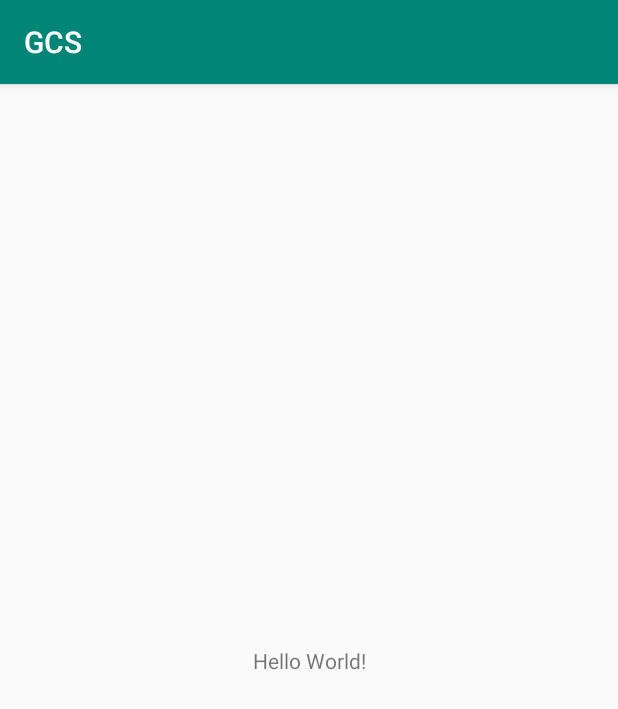
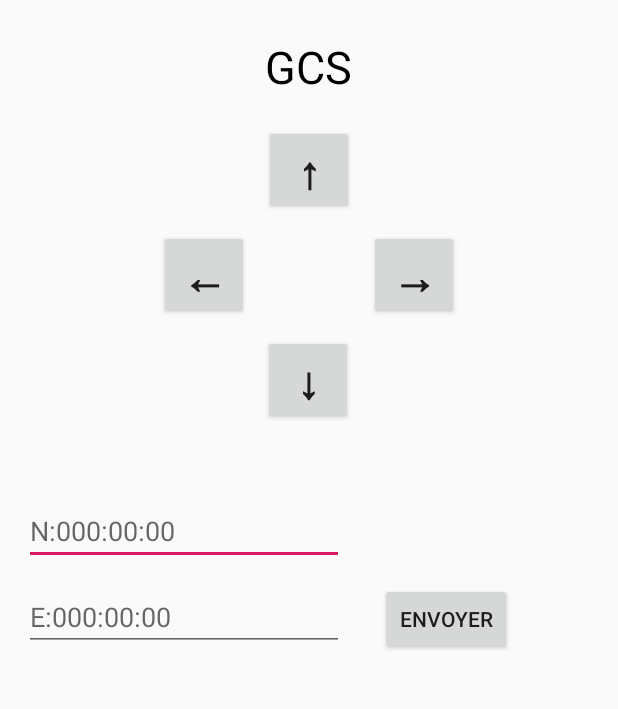
Before and after one commit to Kirsan98/Drone-GroundControleSystem-Mobile-App-, an Android app: the screen it shows after launch (MainActivity), on a phone screen of 412 x 824 dp. Shown: the top 709 px of the screen. Run offline under Robolectric (Android 15) with nearby library versions, the phone set to English and light mode, and no system bars.

Commit message:
structure de l'appli

```diff
--- a/GCS/app/src/main/AndroidManifest.xml
+++ b/GCS/app/src/main/AndroidManifest.xml
@@ -9,7 +9,7 @@
         android:roundIcon="@mipmap/ic_launcher_round"
         android:supportsRtl="true"
         android:theme="@style/AppTheme">
-        <activity android:name=".MainActivity">
+        <activity android:name=".MainActivity" android:screenOrientation="portrait">
             <intent-filter>
                 <action android:name="android.intent.action.MAIN" />
 
--- a/GCS/app/src/main/java/bordeaux/gcs/MainActivity.java
+++ b/GCS/app/src/main/java/bordeaux/gcs/MainActivity.java
@@ -3,12 +3,56 @@ package bordeaux.gcs;
 import androidx.appcompat.app.AppCompatActivity;
 
 import android.os.Bundle;
+import android.view.View;
+import android.widget.Button;
+import android.widget.TextView;
+import android.widget.Toast;
 
-public class MainActivity extends AppCompatActivity {
+public class MainActivity extends AppCompatActivity implements View.OnClickListener {
+    private Button leftButton, bottomButton, rightButton, topButton, flyToButton;
+    private TextView longitude, lattitude;
 
     @Override
     protected void onCreate(Bundle savedInstanceState) {
         super.onCreate(savedInstanceState);
         setContentView(R.layout.activity_main);
+        linkViewObjects();
+    }
+
+    private void linkViewObjects() {
+        leftButton = findViewById(R.id.leftButton);
+        leftButton.setOnClickListener(this);
+        bottomButton = findViewById(R.id.bottomButton);
+        bottomButton.setOnClickListener(this);
+        rightButton = findViewById(R.id.rightButton);
+        rightButton.setOnClickListener(this);
+        topButton = findViewById(R.id.topButton);
+        topButton.setOnClickListener(this);
+        flyToButton = findViewById(R.id.flyToButton);
+        flyToButton.setOnClickListener(this);
+    }
+
+
+    @Override
+    public void onClick(View v) {
+        String buttonPressed = "";
+        switch (v.getId()) {
+            case R.id.leftButton:
+                buttonPressed = "Gauche";
+                break;
+            case R.id.bottomButton:
+                buttonPressed = "Arrière";
+                break;
+            case R.id.rightButton:
+                buttonPressed = "Droite";
+                break;
+            case R.id.topButton:
+                buttonPressed = "Avant";
+                break;
+            case R.id.flyToButton:
+                buttonPressed = "Voler vers";
+                break;
+        }
+        Toast.makeText(this, "Bouton " + buttonPressed, Toast.LENGTH_SHORT).show();
     }
 }
--- a/GCS/app/src/main/res/layout/activity_main.xml
+++ b/GCS/app/src/main/res/layout/activity_main.xml
@@ -7,12 +7,99 @@
     tools:context=".MainActivity">
 
     <TextView
+        android:id="@+id/title"
+        android:layout_width="88dp"
+        android:layout_height="43dp"
+        android:layout_marginTop="24dp"
+        android:text="@string/gcs"
+        android:textAlignment="center"
+        android:textColor="#000000"
+        android:textSize="30sp"
+        app:layout_constraintEnd_toEndOf="parent"
+        app:layout_constraintHorizontal_bias="0.498"
+        app:layout_constraintStart_toStartOf="parent"
+        app:layout_constraintTop_toTopOf="parent" />
+
+    <Button
+        android:id="@+id/topButton"
+        android:layout_width="60dp"
+        android:layout_height="60dp"
+        android:layout_marginTop="16dp"
+        android:text="↑"
+        android:textSize="30sp"
+        android:textStyle="bold"
+        app:layout_constraintEnd_toEndOf="parent"
+        app:layout_constraintStart_toStartOf="parent"
+        app:layout_constraintTop_toBottomOf="@+id/title" />
+
+    <Button
+        android:id="@+id/rightButton"
+        android:layout_width="60dp"
+        android:layout_height="60dp"
+        android:layout_marginStart="10dp"
+        android:layout_marginTop="10dp"
+        android:text="→"
+        android:textSize="30sp"
+        android:textStyle="bold"
+        app:layout_constraintStart_toEndOf="@+id/topButton"
+        app:layout_constraintTop_toBottomOf="@+id/topButton" />
+
+    <Button
+        android:id="@+id/leftButton"
+        android:layout_width="60dp"
+        android:layout_height="60dp"
+        android:layout_marginTop="10dp"
+        android:layout_marginEnd="10dp"
+        android:text="←"
+        android:textSize="30sp"
+        android:textStyle="bold"
+        app:layout_constraintEnd_toStartOf="@+id/topButton"
+        app:layout_constraintTop_toBottomOf="@+id/topButton" />
+
+    <Button
+        android:id="@+id/bottomButton"
+        android:layout_width="60dp"
+        android:layout_height="60dp"
+        android:layout_marginTop="10dp"
+        android:text="↓"
+        android:textSize="30sp"
+        android:textStyle="bold"
+        app:layout_constraintEnd_toEndOf="parent"
+        app:layout_constraintHorizontal_bias="0.498"
+        app:layout_constraintStart_toStartOf="parent"
+        app:layout_constraintTop_toBottomOf="@+id/leftButton" />
+
+    <Button
+        android:id="@+id/flyToButton"
         android:layout_width="wrap_content"
         android:layout_height="wrap_content"
-        android:text="Hello World!"
-        app:layout_constraintBottom_toBottomOf="parent"
-        app:layout_constraintLeft_toLeftOf="parent"
-        app:layout_constraintRight_toRightOf="parent"
-        app:layout_constraintTop_toTopOf="parent" />
+        android:layout_marginStart="24dp"
+        android:layout_marginTop="12dp"
+        android:text="Envoyer"
+        app:layout_constraintStart_toEndOf="@+id/lattitude"
+        app:layout_constraintTop_toBottomOf="@+id/longitude" />
+
+    <EditText
+        android:id="@+id/longitude"
+        android:layout_width="wrap_content"
+        android:layout_height="wrap_content"
+        android:layout_marginStart="16dp"
+        android:layout_marginTop="48dp"
+        android:ems="10"
+        android:hint="N:000:00:00"
+        android:inputType="textPersonName"
+        app:layout_constraintStart_toStartOf="parent"
+        app:layout_constraintTop_toBottomOf="@+id/bottomButton" />
+
+    <EditText
+        android:id="@+id/lattitude"
+        android:layout_width="wrap_content"
+        android:layout_height="wrap_content"
+        android:layout_marginTop="12dp"
+        android:ems="10"
+        android:hint="E:000:00:00"
+        android:inputType="textPersonName"
+        app:layout_constraintStart_toStartOf="@+id/longitude"
+        app:layout_constraintTop_toBottomOf="@+id/longitude" />
 
 </androidx.constraintlayout.widget.ConstraintLayout>
--- a/GCS/app/src/main/res/values/strings.xml
+++ b/GCS/app/src/main/res/values/strings.xml
@@ -1,3 +1,4 @@
 <resources>
     <string name="app_name">GCS</string>
+    <string name="gcs">GCS</string>
 </resources>
--- a/GCS/app/src/main/res/values/styles.xml
+++ b/GCS/app/src/main/res/values/styles.xml
@@ -1,7 +1,7 @@
 <resources>
 
     <!-- Base application theme. -->
-    <style name="AppTheme" parent="Theme.AppCompat.Light.DarkActionBar">
+    <style name="AppTheme" parent="Theme.AppCompat.Light.NoActionBar">
         <!-- Customize your theme here. -->
         <item name="colorPrimary">@color/colorPrimary</item>
         <item name="colorPrimaryDark">@color/colorPrimaryDark</item>
```
